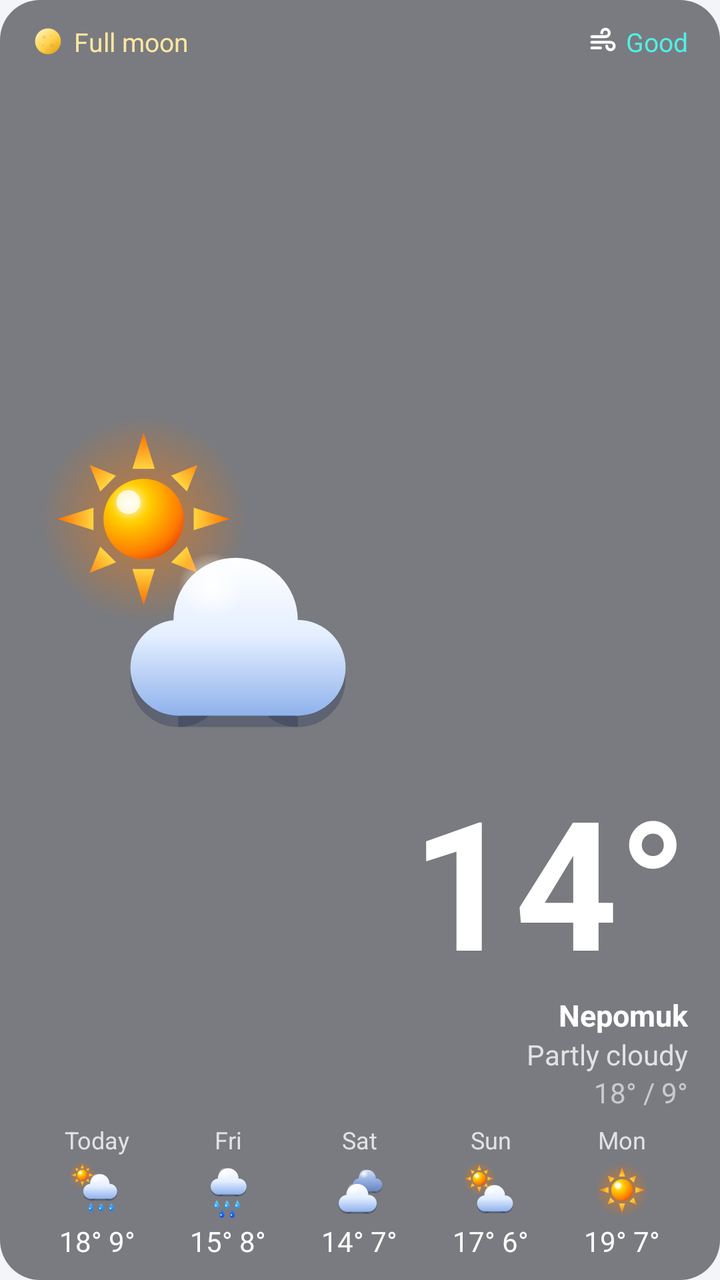
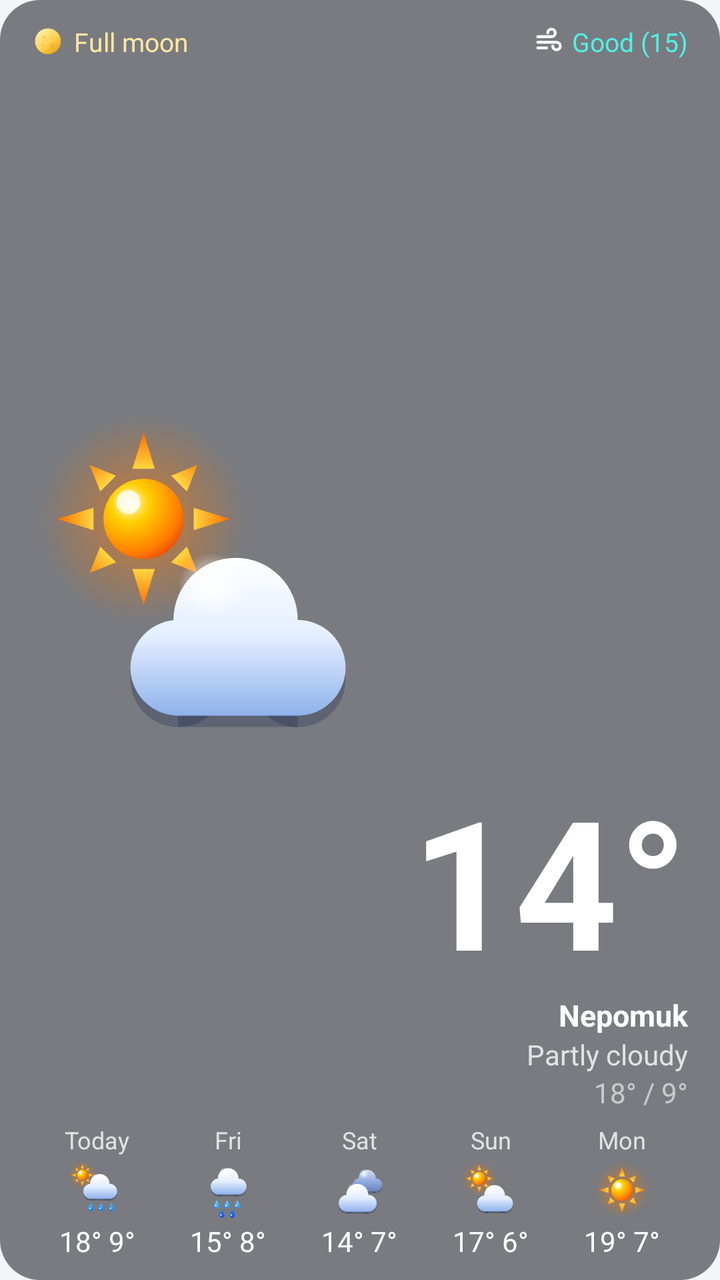

Before-and-after screenshots of an Android layout around one commit, followed by the original layout XML and the change that was made.
<!-- AndroidManifest.xml: application theme AppTheme -->
<!-- res/layout/widget_weather_icon_preview.xml -->
<?xml version="1.0" encoding="utf-8"?>
<LinearLayout xmlns:android="http://schemas.android.com/apk/res/android"
    android:tag="widget_root"
    android:layout_width="match_parent"
    android:layout_height="match_parent"
    android:background="@drawable/widget_bg"
    android:orientation="vertical"
    android:paddingStart="16dp"
    android:paddingTop="12dp"
    android:paddingEnd="16dp"
    android:paddingBottom="10dp">

    
    <LinearLayout
        android:layout_width="match_parent"
        android:layout_height="0dp"
        android:layout_weight="1"
        android:minHeight="64dp"
        android:orientation="horizontal">

        <LinearLayout
            android:layout_width="wrap_content"
            android:layout_height="match_parent"
            android:orientation="vertical">

            <LinearLayout
                android:tag="moon_row"
                android:layout_width="wrap_content"
                android:layout_height="wrap_content"
                android:layout_marginBottom="2dp"
                android:gravity="center_vertical"
                android:orientation="horizontal">
                <ImageView
                    android:tag="moon_icon"
                    android:layout_width="16dp"
                    android:layout_height="16dp"
                    android:importantForAccessibility="no"
                    android:src="@drawable/moon_08" />
                <TextView
                    android:tag="moon_text"
                    android:layout_width="wrap_content"
                    android:layout_height="wrap_content"
                    android:layout_marginStart="5dp"
                    android:maxLines="1"
                    android:text="Full moon"
                    android:textColor="#FFE7A0"
                    android:textSize="13sp" />
            </LinearLayout>
            <ImageView
                android:tag="current_icon"
                android:layout_width="wrap_content"
                android:layout_height="0dp"
                android:layout_gravity="center_horizontal"
                android:layout_weight="1"
                android:adjustViewBounds="true"
                android:importantForAccessibility="no"
                android:maxWidth="180dp"
                android:maxHeight="180dp"
                android:scaleType="fitCenter"
                android:src="@drawable/wx_partly_day" />
        </LinearLayout>

        
        <LinearLayout
            android:layout_width="0dp"
            android:layout_height="match_parent"
            android:layout_marginStart="8dp"
            android:layout_weight="1"
            android:gravity="end|center_vertical"
            android:orientation="vertical">

            <LinearLayout
                android:tag="aq_row"
                android:layout_width="wrap_content"
                android:layout_height="wrap_content"
                android:layout_gravity="end"
                android:layout_marginStart="0dp"
                android:gravity="center_vertical"
                android:orientation="horizontal"
                android:visibility="visible">
                <ImageView
                    android:tag="aq_icon"
                    android:layout_width="15dp"
                    android:layout_height="15dp"
                    android:importantForAccessibility="no"
                    android:src="@drawable/ic_air" />
                <TextView
                    android:tag="aq_text"
                    android:layout_width="wrap_content"
                    android:layout_height="wrap_content"
                    android:layout_marginStart="4dp"
                    android:maxLines="1"
                    android:text="Good"
                    android:textColor="#50F0E6"
                    android:textSize="13sp" />
            </LinearLayout>

        <TextView
            android:tag="current_temp"
            android:layout_width="match_parent"
            android:layout_height="0dp"
            android:layout_weight="1"
            android:autoSizeMaxTextSize="120sp"
            android:autoSizeMinTextSize="32sp"
            android:autoSizeStepGranularity="2sp"
            android:autoSizeTextType="uniform"
            android:fontFamily="sans-serif"
            android:gravity="end|bottom"
            android:includeFontPadding="false"
            android:maxLines="1"
            android:text="14°"
            android:textColor="@color/widget_text"
            android:textStyle="bold" />

            <TextView
                android:tag="place"
                android:layout_width="wrap_content"
                android:layout_height="wrap_content"
                android:layout_gravity="end"
                android:ellipsize="end"
                android:maxWidth="150dp"
                android:maxLines="1"
                android:text="Nepomuk"
                android:textColor="@color/widget_text"
                android:textSize="15sp"
                android:textStyle="bold" />

            <TextView
                android:tag="description"
                android:layout_width="wrap_content"
                android:layout_height="wrap_content"
                android:layout_gravity="end"
                android:ellipsize="end"
                android:maxWidth="150dp"
                android:maxLines="1"
                android:text="Partly cloudy"
                android:textColor="@color/widget_text_dim"
                android:textSize="14sp" />

            <TextView
                android:tag="details"
                android:layout_width="wrap_content"
                android:layout_height="wrap_content"
                android:layout_gravity="end"
                android:maxLines="1"
                android:text="18° / 9°"
                android:textColor="@color/widget_text_faint"
                android:textSize="14sp" />
        </LinearLayout>
    </LinearLayout>

    <LinearLayout
        android:layout_width="match_parent"
        android:layout_height="wrap_content"
        android:layout_marginTop="6dp"
        android:orientation="horizontal">
        <LinearLayout android:layout_width="0dp" android:layout_height="wrap_content" android:layout_weight="1"
            android:gravity="center_horizontal" android:orientation="vertical">
            <TextView style="@style/WidgetSmall" android:layout_width="wrap_content" android:layout_height="wrap_content" android:text="Today" />
            <ImageView android:layout_width="30dp" android:layout_height="30dp" android:layout_marginTop="2dp"
                android:layout_marginBottom="1dp" android:importantForAccessibility="no" android:src="@drawable/wx_showers_day" />
            <TextView style="@style/WidgetValue" android:layout_width="wrap_content" android:layout_height="wrap_content" android:text="18° 9°" />
        </LinearLayout>
        <LinearLayout android:layout_width="0dp" android:layout_height="wrap_content" android:layout_weight="1"
            android:gravity="center_horizontal" android:orientation="vertical">
            <TextView style="@style/WidgetSmall" android:layout_width="wrap_content" android:layout_height="wrap_content" android:text="Fri" />
            <ImageView android:layout_width="30dp" android:layout_height="30dp" android:layout_marginTop="2dp"
                android:layout_marginBottom="1dp" android:importantForAccessibility="no" android:src="@drawable/wx_rain" />
            <TextView style="@style/WidgetValue" android:layout_width="wrap_content" android:layout_height="wrap_content" android:text="15° 8°" />
        </LinearLayout>
        <LinearLayout android:layout_width="0dp" android:layout_height="wrap_content" android:layout_weight="1"
            android:gravity="center_horizontal" android:orientation="vertical">
            <TextView style="@style/WidgetSmall" android:layout_width="wrap_content" android:layout_height="wrap_content" android:text="Sat" />
            <ImageView android:layout_width="30dp" android:layout_height="30dp" android:layout_marginTop="2dp"
                android:layout_marginBottom="1dp" android:importantForAccessibility="no" android:src="@drawable/wx_overcast" />
            <TextView style="@style/WidgetValue" android:layout_width="wrap_content" android:layout_height="wrap_content" android:text="14° 7°" />
        </LinearLayout>
        <LinearLayout android:layout_width="0dp" android:layout_height="wrap_content" android:layout_weight="1"
            android:gravity="center_horizontal" android:orientation="vertical">
            <TextView style="@style/WidgetSmall" android:layout_width="wrap_content" android:layout_height="wrap_content" android:text="Sun" />
            <ImageView android:layout_width="30dp" android:layout_height="30dp" android:layout_marginTop="2dp"
                android:layout_marginBottom="1dp" android:importantForAccessibility="no" android:src="@drawable/wx_partly_day" />
            <TextView style="@style/WidgetValue" android:layout_width="wrap_content" android:layout_height="wrap_content" android:text="17° 6°" />
        </LinearLayout>
        <LinearLayout android:layout_width="0dp" android:layout_height="wrap_content" android:layout_weight="1"
            android:gravity="center_horizontal" android:orientation="vertical">
            <TextView style="@style/WidgetSmall" android:layout_width="wrap_content" android:layout_height="wrap_content" android:text="Mon" />
            <ImageView android:layout_width="30dp" android:layout_height="30dp" android:layout_marginTop="2dp"
                android:layout_marginBottom="1dp" android:importantForAccessibility="no" android:src="@drawable/wx_clear_day" />
            <TextView style="@style/WidgetValue" android:layout_width="wrap_content" android:layout_height="wrap_content" android:text="19° 7°" />
        </LinearLayout>
    </LinearLayout>
</LinearLayout>
<!-- resources referenced by this layout -->
<resources>
  <color name="widget_text">#FFFFFFFF</color>
  <color name="widget_text_dim">#C8FFFFFF</color>
  <color name="widget_text_faint">#99FFFFFF</color>
  <!-- drawable ic_air (drawable) -->
  <?xml version="1.0" encoding="utf-8"?>
  <vector xmlns:android="http://schemas.android.com/apk/res/android"
      android:width="24dp" android:height="24dp"
      android:viewportWidth="24" android:viewportHeight="24">
      <path android:pathData="M3,8 H14 A3,3 0 1,0 11,5"
          android:strokeColor="#FFFFFF" android:strokeWidth="2.3"
          android:strokeLineCap="round" android:strokeLineJoin="round" />
      <path android:pathData="M3,12.5 H18 A3,3 0 1,1 15,15.5"
          android:strokeColor="#FFFFFF" android:strokeWidth="2.3"
          android:strokeLineCap="round" android:strokeLineJoin="round" />
      <path android:pathData="M3,17 H10"
          android:strokeColor="#FFFFFF" android:strokeWidth="2.3"
          android:strokeLineCap="round" />
  </vector>
  <!-- drawable moon_08 (drawable) -->
  <?xml version="1.0" encoding="utf-8"?>
  <vector xmlns:android="http://schemas.android.com/apk/res/android"
      xmlns:aapt="http://schemas.android.com/aapt"
      android:width="64dp" android:height="64dp"
      android:viewportWidth="64" android:viewportHeight="64">
      <path android:fillColor="#3A4466" android:fillAlpha="0.9" android:pathData="M6,32 a26,26 0 1,0 52,0 a26,26 0 1,0 -52,0 Z" />
      <path android:pathData="M32,6 A26,26 0 0,1 32,58 A26.00,26 0 0,1 32,6 Z">
          <aapt:attr name="android:fillColor">
              <gradient android:type="linear" android:startX="12" android:startY="8" android:endX="52" android:endY="58">
                  <item android:offset="0" android:color="#FFFFF3B8" />
                  <item android:offset="0.55" android:color="#FFFFD04A" />
                  <item android:offset="1" android:color="#FFE09A12" />
              </gradient>
          </aapt:attr>
      </path>
      <path android:fillColor="#B8862A" android:fillAlpha="0.18" android:pathData="M20.6,24 a3.4,3.4 0 1,0 6.8,0 a3.4,3.4 0 1,0 -6.8,0 Z" />
      <path android:fillColor="#B8862A" android:fillAlpha="0.15" android:pathData="M35.5,40 a4.5,4.5 0 1,0 9,0 a4.5,4.5 0 1,0 -9,0 Z" />
      <path android:fillColor="#B8862A" android:fillAlpha="0.15" android:pathData="M35.7,21 a2.3,2.3 0 1,0 4.6,0 a2.3,2.3 0 1,0 -4.6,0 Z" />
      <path android:fillColor="#B8862A" android:fillAlpha="0.14" android:pathData="M19.4,40 a2.6,2.6 0 1,0 5.2,0 a2.6,2.6 0 1,0 -5.2,0 Z" />
  </vector>
  <!-- drawable widget_bg (drawable) -->
  <?xml version="1.0" encoding="utf-8"?>
  <shape xmlns:android="http://schemas.android.com/apk/res/android" android:shape="rectangle">
      <solid android:color="#8C141820" />
      <corners android:radius="20dp" />
  </shape>
  <!-- drawable wx_clear_day: vector/xml drawable (drawable, 2252 chars, omitted) -->
  <!-- drawable wx_overcast: vector/xml drawable (drawable, 7029 chars, omitted) -->
  <!-- drawable wx_partly_day: vector/xml drawable (drawable, 5860 chars, omitted) -->
  <!-- drawable wx_rain: vector/xml drawable (drawable, 6989 chars, omitted) -->
  <!-- drawable wx_showers_day: vector/xml drawable (drawable, 7850 chars, omitted) -->
  <style name="WidgetSmall">
          <item name="android:textColor">@color/widget_text_dim</item>
          <item name="android:textSize">12sp</item>
          <item name="android:maxLines">1</item>
      </style>
  <style name="WidgetValue">
          <item name="android:textColor">@color/widget_text</item>
          <item name="android:textSize">14sp</item>
          <item name="android:maxLines">1</item>
      </style>
  <style name="AppTheme" parent="android:Theme.Material.Light.NoActionBar">
          <item name="android:colorAccent">#3D6FB6</item>
          <item name="android:windowBackground">@color/settings_bg</item>
      </style>
  <color name="settings_bg">#F4F5F8</color>
</resources>

<!-- the commit's change to res/layout/widget_weather_icon_preview.xml (unified diff, before → after) -->
@@ -90,7 +90,7 @@
                     android:layout_height="wrap_content"
                     android:layout_marginStart="4dp"
                     android:maxLines="1"
-                    android:text="Good"
+                    android:text="Good (15)"
                     android:textColor="#50F0E6"
                     android:textSize="13sp" />
             </LinearLayout>
